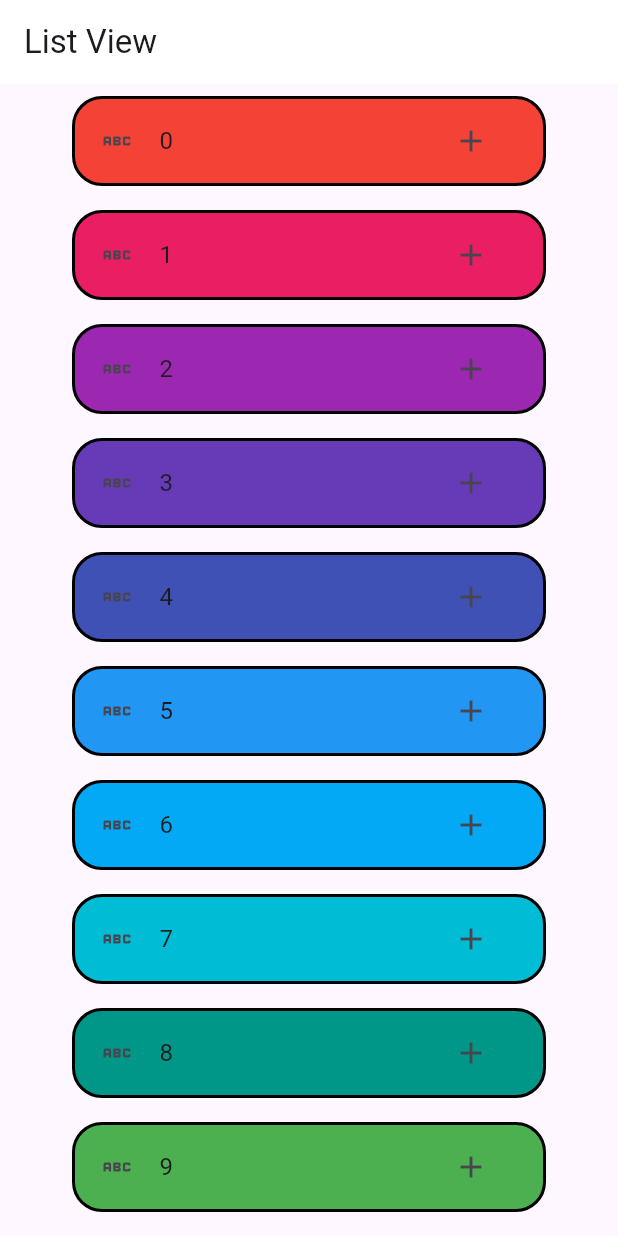
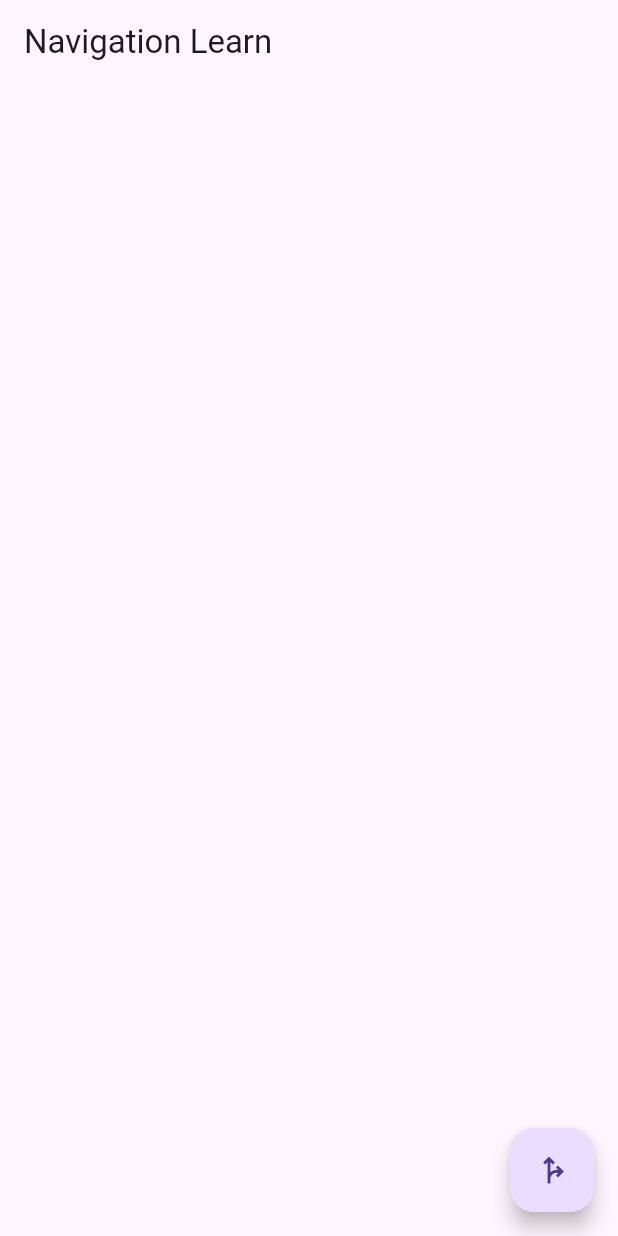
Before and after one commit to muameh/Flutter101, a Flutter app: the screen it shows after launch, on a phone screen of 412 x 824 dp. Run offline on Flutter 3.47's test engine with Material 3 defaults, Android fonts, the phone set to English and light mode, and no system bars; our stand-ins replace fluttertoast.

Commit message:
introduction to navigation

```diff
--- a/lib/101/list_view_builder_learn.dart
+++ b/lib/101/list_view_builder_learn.dart
@@ -39,6 +39,7 @@ class _ListTile extends StatelessWidget {
   @override
   Widget build(BuildContext context) {
     return ListTile(
+      selectedTileColor: Colors.white,
       tileColor: _randomColor,
       onTap: () {},
       shape: RoundedRectangleBorder(
--- /dev/null
+++ b/lib/101/navigation_learn.dart
@@ -0,0 +1,40 @@
+import 'package:flutter/material.dart';
+import 'package:serbest_calisma/101/selected_color.dart';
+
+class NavigationLearn extends StatefulWidget {
+  const NavigationLearn({super.key});
+
+  @override
+  State<NavigationLearn> createState() => _NavigationLearnState();
+}
+
+class _NavigationLearnState extends State<NavigationLearn> {
+  @override
+  Widget build(BuildContext context) {
+    return Scaffold(
+      appBar: AppBar(title: const Text("Navigation Learn")),
+      body: const Center(
+        child:
+            Column(mainAxisAlignment: MainAxisAlignment.center, children: []),
+      ),
+      floatingActionButton: FloatingActionButton(
+        child: const Icon(Icons.fork_right),
+        onPressed: () {
+          NavigatorManager().navigateToWidget(context, const ColorStateLearn());
+        },
+      ),
+    );
+  }
+}
+
+class NavigatorManager {
+  void navigateToWidget(BuildContext context, Widget widget) {
+    Navigator.of(context).push(
+      MaterialPageRoute(
+        builder: (context) {
+          return widget;
+        },
+      ),
+    );
+  }
+}
--- a/lib/main.dart
+++ b/lib/main.dart
@@ -1,7 +1,9 @@
 import 'package:flutter/material.dart';
 import 'package:serbest_calisma/101/list_view_builder_learn.dart';
+import 'package:serbest_calisma/101/navigation_learn.dart';
 import 'package:serbest_calisma/101/selected_color.dart';
 import 'package:serbest_calisma/101/text_field_learn.dart';
+import 'package:serbest_calisma/demos/list_view_demo.dart';
 
 void main() {
   runApp(const MyApp());
@@ -16,6 +18,6 @@ class MyApp extends StatelessWidget {
     return const MaterialApp(
         title: 'Flutter Demo',
         debugShowCheckedModeBanner: false,
-        home: ListViewBuilderLearn());
+        home: NavigationLearn());
   }
 }
```
Also changed, not shown: lib/demos/list_view_demo.dart (added, +107 -0 lines), lib/demos/demos.dart (renamed from lib/101/demos.dart).
